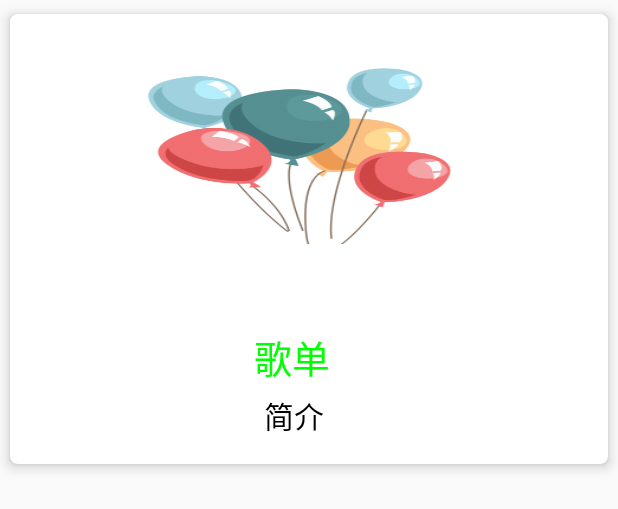
After one commit to baseFramework/kotlin_heima_yy, an Android app: the layout item_home.xml on its own in the app's theme, with its tools: preview values and no code run, on a phone screen of 412 x 824 dp. The commit adds this screen. Shown: the top 509 px of the screen. Run offline under Robolectric (Android 15) with nearby library versions, the phone set to English and light mode, and no system bars.

Commit message:
【P242】首页界面适配
首页界面适配

```diff
--- a/app/src/main/java/com/example/heimaplayer/base/BaseFragment.kt
+++ b/app/src/main/java/com/example/heimaplayer/base/BaseFragment.kt
@@ -36,7 +36,7 @@ abstract class BaseFragment:Fragment(),AnkoLogger {
 
     }
 
-    protected  fun initListener(){
+    open fun initListener(){
 
     }
 
--- /dev/null
+++ b/app/src/main/res/layout/item_home.xml
@@ -0,0 +1,57 @@
+<?xml version="1.0" encoding="utf-8"?>
+<androidx.cardview.widget.CardView android:layout_width="match_parent"
+        android:layout_height="wrap_content"
+        xmlns:android="http://schemas.android.com/apk/res/android"
+        xmlns:app="http://schemas.android.com/apk/res-auto"
+        app:cardElevation="5dp"
+        app:cardUseCompatPadding="true"
+        app:cardCornerRadius="5dp"
+        >
+    <RelativeLayout
+            android:orientation="vertical" android:layout_width="match_parent"
+            android:padding="10dp"
+            android:layout_height="300dp">
+        <ImageView
+                android:id="@+id/bg"
+                android:background="@mipmap/default_splash_bg"
+                android:layout_width="match_parent"
+                android:layout_height="match_parent" />
+
+        <ImageView
+                android:id="@+id/image"
+                android:layout_width="wrap_content"
+                android:layout_height="wrap_content"
+                android:layout_alignParentBottom="true"
+                android:layout_marginTop="10dp"
+                android:layout_marginBottom="5dp"
+                android:src="@mipmap/setting" />
+
+        <TextView
+                android:id="@+id/title"
+                android:layout_width="wrap_content"
+                android:layout_height="wrap_content"
+                android:layout_alignParentBottom="true"
+                android:layout_marginLeft="19dp"
+                android:layout_marginBottom="42dp"
+                android:layout_toRightOf="@+id/image"
+                android:maxLines="1"
+                android:text="歌单"
+                android:textColor="#00ff00"
+                android:textSize="25sp" />
+
+        <TextView
+                android:id="@+id/desc"
+                android:layout_width="wrap_content"
+                android:layout_height="wrap_content"
+                android:layout_above="@id/title"
+                android:layout_alignParentBottom="true"
+                android:layout_marginLeft="26dp"
+                android:layout_marginBottom="7dp"
+                android:layout_toRightOf="@+id/image"
+                android:maxLines="1"
+                android:text="简介"
+                android:textColor="#000"
+                android:textSize="20sp" />
+
+    </RelativeLayout>
+</androidx.cardview.widget.CardView>
```
Also changed, not shown: app/src/main/java/com/example/heimaplayer/adapter/HomeAdapter.kt (added, +26 -0 lines), app/src/main/java/com/example/heimaplayer/ui/fragment/HomeFragment.kt (+15 -5 lines), app/src/main/java/com/example/heimaplayer/widget/HomeItemView.kt (added, +18 -0 lines), app/src/main/res/layout/fragment_home.xml (added, +9 -0 lines).
